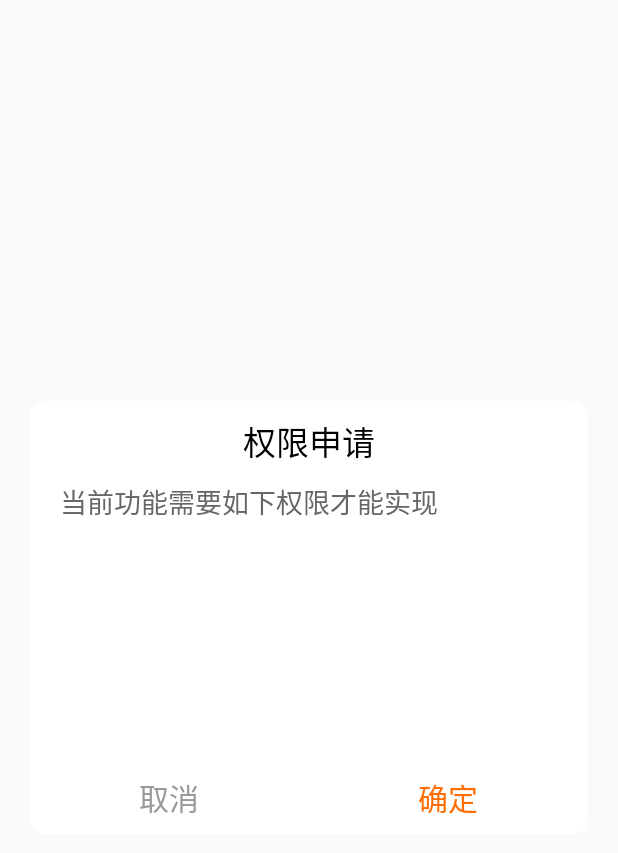
After one commit to fliet/Permissionner, an Android app: the layout dialog_permission_explain.xml on its own in the app's theme, with its tools: preview values and no code run, on a phone screen of 412 x 824 dp. The commit adds this screen. Shown: the top 853 px of the screen. Run offline under Robolectric (Android 15) with nearby library versions, the phone set to English and light mode, and no system bars.

Commit message:
优化申请权限前的权限解释弹窗

```diff
--- a/app/src/main/AndroidManifest.xml
+++ b/app/src/main/AndroidManifest.xml
@@ -17,7 +17,7 @@
         android:supportsRtl="true"
         android:theme="@style/AppTheme"
         tools:ignore="GoogleAppIndexingWarning">
-        <activity android:name=".MainActivity">
+        <activity android:name=".demo.MainActivity">
             <intent-filter>
                 <action android:name="android.intent.action.MAIN" />
 
--- a/app/src/main/java/com/example/permissionner/permission/activity/PermissionFragment.java
+++ b/app/src/main/java/com/example/permissionner/permission/activity/PermissionFragment.java
@@ -75,8 +75,10 @@ public class PermissionFragment extends Fragment {
             if (grantedPermissions.size() == currApplyPermissions.length)
                 onPermissionResultCallback.onAllGranted();
         }
-        if (deniedPermissions.size() > 0)
+        if (deniedPermissions.size() > 0) {
             onPermissionResultCallback.onDenied(deniedPermissions.toArray(new String[0]));
+        }
+
 
         if (getFragmentManager() != null) {
             getFragmentManager().popBackStack();
--- a/app/src/main/java/com/example/permissionner/permission/callback/PreApplyCallback.java
+++ b/app/src/main/java/com/example/permissionner/permission/callback/ApplyBeforeCallback.java
@@ -1,18 +1,18 @@
 package com.example.permissionner.permission.callback;
 
 import com.example.permissionner.permission.Permissionner;
+import com.example.permissionner.permission.dialog.BaseDialog;
 
 /**
  * 权限申请前回调
  */
-public interface PreApplyCallback {
+public interface ApplyBeforeCallback {
     /**
      * 权限申请前回调
      *
      * 如果有需要在权限申请前展示提示，则实现此方法
      * 并在方法中调用 ApplyPermissionTask.run()，以实现继续流程
-     * @param task
      * @param unGrantedPermissions
      */
-    void beforePermission(Permissionner.ApplyPermissionTask task, String[] unGrantedPermissions);
+    BaseDialog beforeApplication(String[] unGrantedPermissions);
 }
--- /dev/null
+++ b/app/src/main/res/drawable/shape_color_white_corner_10.xml
@@ -0,0 +1,8 @@
+<?xml version="1.0" encoding="utf-8"?>
+<shape xmlns:android="http://schemas.android.com/apk/res/android"
+    android:shape="rectangle">
+
+    <solid android:color="#ffffff"/>
+    <corners android:radius="10dp"/>
+
+</shape>
--- /dev/null
+++ b/app/src/main/res/layout/dialog_permission_explain.xml
@@ -0,0 +1,79 @@
+<?xml version="1.0" encoding="utf-8"?>
+<FrameLayout xmlns:android="http://schemas.android.com/apk/res/android"
+    xmlns:app="http://schemas.android.com/apk/res-auto"
+    android:layout_width="match_parent"
+    android:layout_height="wrap_content"
+    android:layout_gravity="center">
+
+
+    <androidx.constraintlayout.widget.ConstraintLayout
+        android:layout_width="match_parent"
+        android:layout_height="wrap_content"
+        android:layout_marginLeft="20dp"
+        android:layout_marginRight="20dp"
+        android:background="@drawable/shape_color_white_corner_10">
+
+
+        <TextView
+            android:id="@+id/tv_title"
+            android:layout_width="wrap_content"
+            android:layout_height="wrap_content"
+            android:layout_marginTop="10dp"
+            android:text="权限申请"
+            android:textColor="#000000"
+            android:textSize="22sp"
+            app:layout_constraintEnd_toEndOf="parent"
+            app:layout_constraintStart_toStartOf="parent"
+            app:layout_constraintTop_toTopOf="parent" />
+
+        <TextView
+            android:id="@+id/tv_content"
+            android:layout_width="wrap_content"
+            android:layout_height="wrap_content"
+            android:layout_marginStart="20dp"
+            android:layout_marginLeft="20dp"
+            android:layout_marginTop="10dp"
+            android:text="当前功能需要如下权限才能实现"
+            android:textColor="#666666"
+            android:textSize="18sp"
+            app:layout_constraintStart_toStartOf="parent"
+            app:layout_constraintTop_toBottomOf="@id/tv_title" />
+
+        <ListView
+            android:id="@+id/list_view"
+            android:layout_width="match_parent"
+            android:layout_height="150dp"
+            android:layout_marginLeft="40dp"
+            android:layout_marginTop="10dp"
+            android:layout_marginRight="40dp"
+            android:divider="@null"
+            app:layout_constraintEnd_toEndOf="parent"
+            app:layout_constraintStart_toStartOf="parent"
+            app:layout_constraintTop_toBottomOf="@id/tv_content" />
+
+        <TextView
+            android:id="@+id/tv_cancel"
+            android:layout_width="0dp"
+            android:layout_height="48dp"
+            android:gravity="center"
+            android:text="取消"
+            android:textColor="#999999"
+            android:textSize="20sp"
+            app:layout_constraintEnd_toStartOf="@id/tv_confirm"
+            app:layout_constraintStart_toStartOf="parent"
+            app:layout_constraintTop_toBottomOf="@id/list_view" />
+
+        <TextView
+            android:id="@+id/tv_confirm"
+            android:layout_width="0dp"
+            android:layout_height="48dp"
+            android:gravity="center"
+            android:text="确定"
+            android:textColor="#FF6C02"
+            android:textSize="20sp"
+            app:layout_constraintEnd_toEndOf="parent"
+            app:layout_constraintStart_toEndOf="@id/tv_cancel"
+            app:layout_constraintTop_toBottomOf="@id/list_view" />
+    </androidx.constraintlayout.widget.ConstraintLayout>
+
+</FrameLayout>
```
Also changed, not shown: app/src/main/java/com/example/permissionner/demo/ListAdapter.java (added, +50 -0 lines), app/src/main/java/com/example/permissionner/demo/MainActivity.java (renamed from app/src/main/java/com/example/permissionner/MainActivity.java, +7 -5 lines), app/src/main/java/com/example/permissionner/demo/PermissionExplainDialog.java (added, +46 -0 lines), app/src/main/java/com/example/permissionner/permission/PermissionMapper.java (added, +32 -0 lines), app/src/main/java/com/example/permissionner/permission/Permissionner.java (+21 -11 lines), app/src/main/java/com/example/permissionner/permission/dialog/BaseDialog.java (added, +24 -0 lines), app/src/main/res/anim/dialog_bottom_enter_in.xml (added, +12 -0 lines), app/src/main/res/anim/dialog_bottom_exit_out.xml (added, +11 -0 lines), app/src/main/res/layout/item_single_text.xml (added, +14 -0 lines), app/src/main/res/values/styles.xml (+24 -0 lines).
